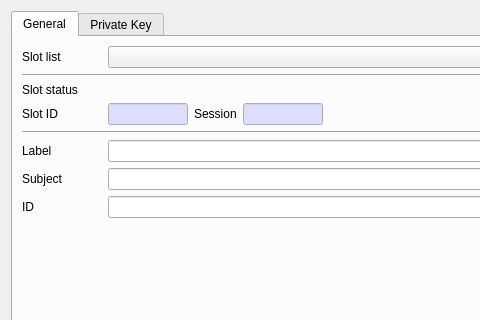
The window that CryptokiMan/create_rsa_pri_key_dlg.ui (jykim74/CryptokiMan) describes before a commit, drawn with Qt 5; both pictures show x 0 to 480 and y 0 to 320 of the 642 by 591 pixel window.
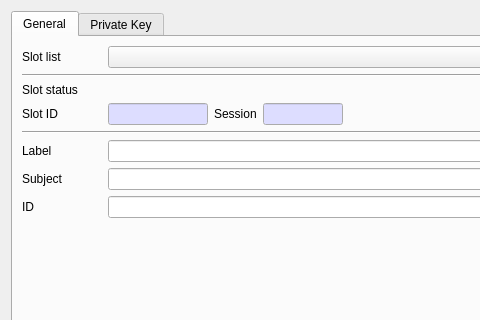
The same window after the commit. The open tabs and pages were chosen to show the change.

What changed in the file:
```diff
--- a/CryptokiMan/create_rsa_pri_key_dlg.ui
+++ b/CryptokiMan/create_rsa_pri_key_dlg.ui
@@ -141,7 +141,7 @@
           <widget class="QLineEdit" name="mSlotIDText">
            <property name="maximumSize">
             <size>
-             <width>80</width>
+             <width>100</width>
              <height>16777215</height>
             </size>
            </property>
```
Left out of the diff: 2 changed lines with no effect on the pictures.
